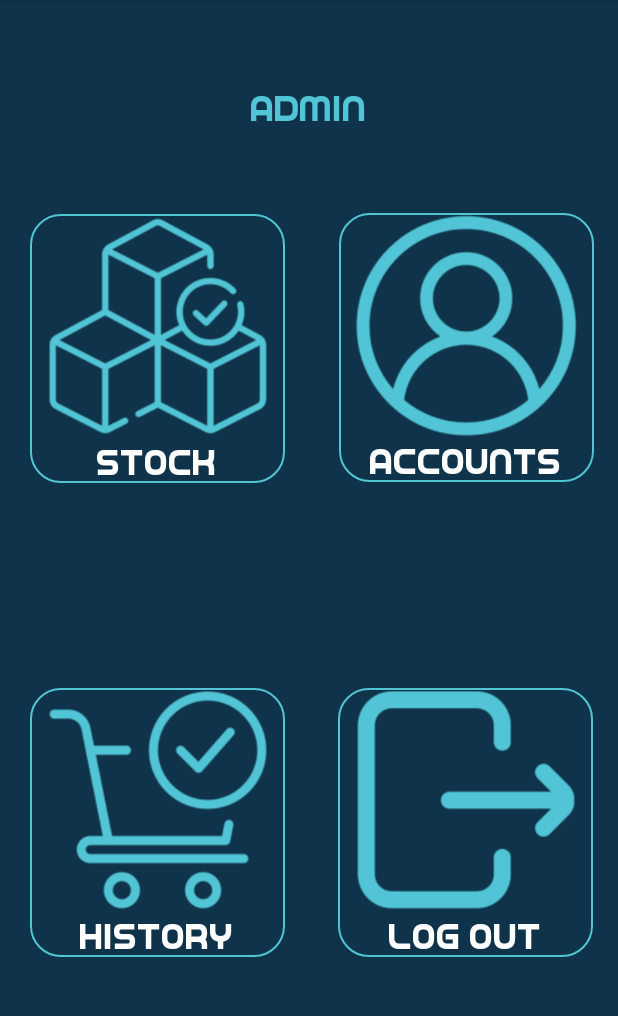
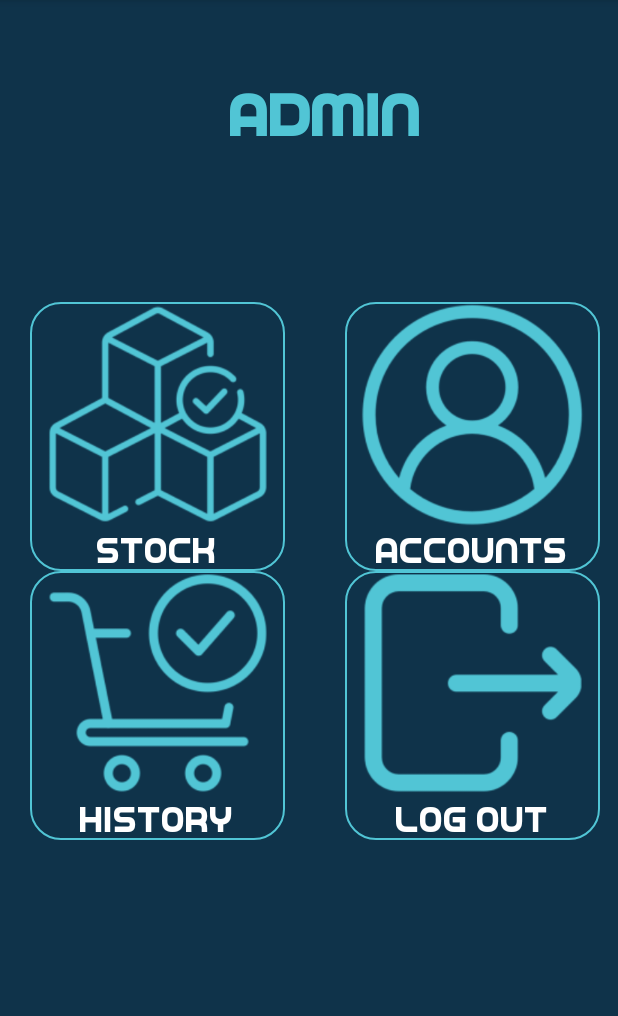
Before and after one commit to LongLong2310/R-GameShopApp, an Android app: the adminMenu screen opened directly, with no data from a screen before it, on a phone screen of 412 x 824 dp, the part 84-1100 px from its top. Run offline under Robolectric (Android 15) with nearby library versions, the light colour scheme and no system bars.

Commit message:
admin menu thing

```diff
--- a/app/src/main/res/layout/activity_admin_menu.xml
+++ b/app/src/main/res/layout/activity_admin_menu.xml
@@ -5,24 +5,73 @@
     android:layout_width="match_parent"
     android:layout_height="match_parent"
     android:background="#0F334A"
-    tools:context=".adminMenu">
+    tools:context=".MainActivity">
+
+    <ScrollView
+        android:layout_width="match_parent"
+        android:layout_height="match_parent"
+        tools:layout_editor_absoluteX="0dp"
+        tools:layout_editor_absoluteY="124dp">
+
+        <LinearLayout
+            android:layout_width="match_parent"
+            android:layout_height="wrap_content"
+            android:orientation="vertical">
+
+            <TableLayout
+                android:layout_width="match_parent"
+                android:layout_height="201dp"
+                android:padding="15dp">
+
+                <TableRow
+                    android:layout_width="wrap_content"
+                    android:layout_height="227dp"
+                    android:layout_marginTop="35dp">
+
 
                     <TextView
-        android:id="@+id/home"
-        android:layout_width="99dp"
-        android:layout_height="33dp"
-        android:layout_alignParentLeft="true"
-        android:layout_alignParentTop="true"
+                        android:id="@+id/textView"
+                        android:layout_width="314dp"
+                        android:layout_height="match_parent"
+                        android:layout_marginRight="10dp"
                         android:gravity="center_horizontal|top"
+                        android:paddingRight="50dp"
                         android:text="ADMIN"
-        android:textSize="24sp"
+                        android:fontFamily="@font/game_played"
+                        android:background="#0F334A"
+                        android:textSize="40sp"
+                        android:textStyle="bold"
                         android:textColor="#51C5D5"
-        app:layout_constraintBottom_toBottomOf="parent"
-        app:layout_constraintEnd_toEndOf="parent"
-        app:layout_constraintStart_toStartOf="parent"
-        app:layout_constraintTop_toTopOf="parent"
-        app:layout_constraintVertical_bias="0.077"
-        android:fontFamily="@font/game_played"/>
+                        android:layout_marginLeft="70dp"
+                        android:scaleType="centerCrop"/>
+
+                </TableRow>
+
+                <TableRow
+                    android:layout_width="match_parent"
+                    android:layout_height="match_parent">
+
+                    <LinearLayout
+                        android:layout_width="match_parent"
+                        android:layout_height="match_parent"
+                        android:orientation="vertical"></LinearLayout>
+                </TableRow>
+
+
+            </TableLayout>
+
+            <LinearLayout
+                android:layout_width="match_parent"
+                android:layout_height="match_parent"
+                android:orientation="vertical">
+
+                <TableLayout
+                    android:layout_width="match_parent"
+                    android:layout_height="match_parent">
+
+                    <TableRow
+                        android:layout_width="match_parent"
+                        android:layout_height="match_parent" >
 
                         <androidx.appcompat.widget.AppCompatButton
                             android:id="@+id/buttonStock"
@@ -34,12 +83,9 @@
                             android:text="STOCK"
                             android:fontFamily="@font/game_played"
                             android:textSize="24sp"
-        app:layout_constraintBottom_toBottomOf="parent"
-        app:layout_constraintEnd_toEndOf="parent"
-        app:layout_constraintHorizontal_bias="0.083"
-        app:layout_constraintStart_toStartOf="parent"
-        app:layout_constraintTop_toTopOf="parent"
-        app:layout_constraintVertical_bias="0.242"
+                            android:layout_marginLeft="20dp"
+                            android:layout_marginRight="20dp"
+                            android:scaleType="centerCrop"
                             android:background="@drawable/customer_border"
                             android:textColor="@android:color/white"/>
 
@@ -47,20 +93,23 @@
                             android:id="@+id/buttonAccount"
                             android:layout_width="wrap_content"
                             android:layout_height="wrap_content"
+                            android:layout_marginLeft="20dp"
+                            android:layout_marginRight="30dp"
                             android:background="@drawable/customer_border"
                             android:drawableTop="@drawable/account_small"
+                            android:fontFamily="@font/game_played"
                             android:paddingStart="10dp"
                             android:paddingEnd="10dp"
+                            android:scaleType="centerCrop"
                             android:text="ACCOUNTS"
-        android:fontFamily="@font/game_played"
-        android:textSize="24sp"
-        app:layout_constraintBottom_toBottomOf="parent"
-        app:layout_constraintEnd_toEndOf="parent"
-        app:layout_constraintHorizontal_bias="0.933"
-        app:layout_constraintStart_toStartOf="parent"
-        app:layout_constraintTop_toTopOf="parent"
-        app:layout_constraintVertical_bias="0.241"
-        android:textColor="@android:color/white"/>
+                            android:textColor="@android:color/white"
+                            android:textSize="24sp" />
+
+                    </TableRow>
+
+                    <TableRow
+                        android:layout_width="match_parent"
+                        android:layout_height="match_parent" >
 
                         <androidx.appcompat.widget.AppCompatButton
                             android:id="@+id/buttonHistory"
@@ -73,12 +122,9 @@
                             android:text="HISTORY"
                             android:fontFamily="@font/game_played"
                             android:textSize="24sp"
-        app:layout_constraintBottom_toBottomOf="parent"
-        app:layout_constraintEnd_toEndOf="parent"
-        app:layout_constraintHorizontal_bias="0.082"
-        app:layout_constraintStart_toStartOf="parent"
-        app:layout_constraintTop_toTopOf="parent"
-        app:layout_constraintVertical_bias="0.779"
+                            android:layout_marginLeft="20dp"
+                            android:layout_marginRight="20dp"
+                            android:scaleType="centerCrop"
                             android:textColor="@android:color/white"/>
 
                         <androidx.appcompat.widget.AppCompatButton
@@ -87,16 +133,22 @@
                             android:layout_height="wrap_content"
                             android:background="@drawable/customer_border"
                             android:drawableTop="@drawable/logout_small"
+                            android:layout_marginLeft="20dp"
+                            android:layout_marginRight="30dp"
                             android:paddingStart="10dp"
                             android:paddingEnd="10dp"
                             android:text="LOG OUT"
                             android:fontFamily="@font/game_played"
                             android:textSize="24sp"
-        app:layout_constraintBottom_toBottomOf="parent"
-        app:layout_constraintEnd_toEndOf="parent"
-        app:layout_constraintHorizontal_bias="0.932"
-        app:layout_constraintStart_toStartOf="parent"
-        app:layout_constraintTop_toTopOf="parent"
-        app:layout_constraintVertical_bias="0.779"
+                            android:scaleType="centerCrop"
                             android:textColor="@android:color/white"/>
+                    </TableRow>
+
+
+                </TableLayout>
+            </LinearLayout>
+
+        </LinearLayout>
+    </ScrollView>
+
 </androidx.constraintlayout.widget.ConstraintLayout>
```
Lines whose indentation alone changed are shown as unchanged.
